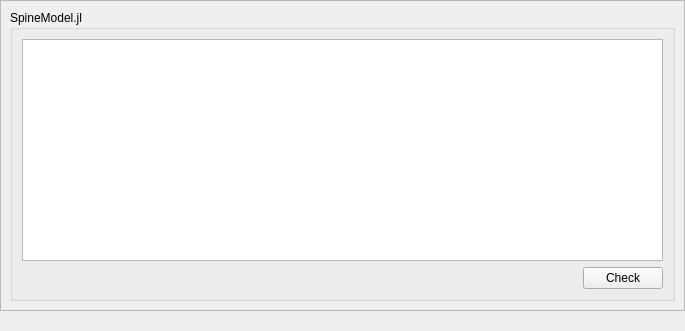
Above: spinetoolbox/ui/tool_configuration_assistant.ui from spine-tools/Spine-Toolbox before the change. Below: the same form after it.
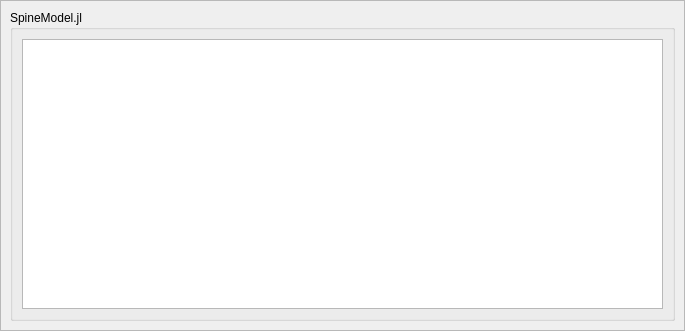
That is the form after the change.

What changed in the file:
```diff
--- a/spinetoolbox/ui/tool_configuration_assistant.ui
+++ b/spinetoolbox/ui/tool_configuration_assistant.ui
@@ -90,7 +90,7 @@
           <x>0</x>
           <y>0</y>
           <width>681</width>
-          <height>305</height>
+          <height>327</height>
          </rect>
         </property>
         <layout class="QVBoxLayout" name="verticalLayout_2">
@@ -130,36 +130,6 @@
             <item>
              <widget class="QTextBrowser" name="textBrowser_spine_model"/>
             </item>
-            <item>
-             <layout class="QHBoxLayout" name="horizontalLayout_2">
-              <item>
-               <spacer name="horizontalSpacer">
-                <property name="orientation">
-                 <enum>Qt::Horizontal</enum>
-                </property>
-                <property name="sizeHint" stdset="0">
-                 <size>
-                  <width>40</width>
-                  <height>20</height>
-                 </size>
-                </property>
-               </spacer>
-              </item>
-              <item>
-               <widget class="QPushButton" name="pushButton_spine_model_check">
-                <property name="maximumSize">
-                 <size>
-                  <width>16777215</width>
-                  <height>23</height>
-                 </size>
-                </property>
-                <property name="text">
-                 <string>Check</string>
-                </property>
-               </widget>
-              </item>
-             </layout>
-            </item>
            </layout>
           </widget>
          </item>
@@ -169,41 +139,6 @@
      </item>
     </layout>
    </item>
-   <item>
-    <layout class="QHBoxLayout" name="horizontalLayout_statusbar_placeholder">
-     <property name="spacing">
-      <number>0</number>
-     </property>
-     <property name="leftMargin">
-      <number>0</number>
-     </property>
-     <property name="topMargin">
-      <number>0</number>
-     </property>
-     <property name="rightMargin">
-      <number>0</number>
-     </property>
-     <property name="bottomMargin">
-      <number>0</number>
-     </property>
-     <item>
-      <widget class="QWidget" name="widget_invisible_dummy" native="true">
-       <property name="minimumSize">
-        <size>
-         <width>0</width>
-         <height>20</height>
-        </size>
-       </property>
-       <property name="maximumSize">
-        <size>
-         <width>0</width>
-         <height>20</height>
-        </size>
-       </property>
-      </widget>
-     </item>
-    </layout>
-   </item>
   </layout>
  </widget>
  <resources/>
```
Left out of the diff: 2 changed lines with no effect on the pictures.
